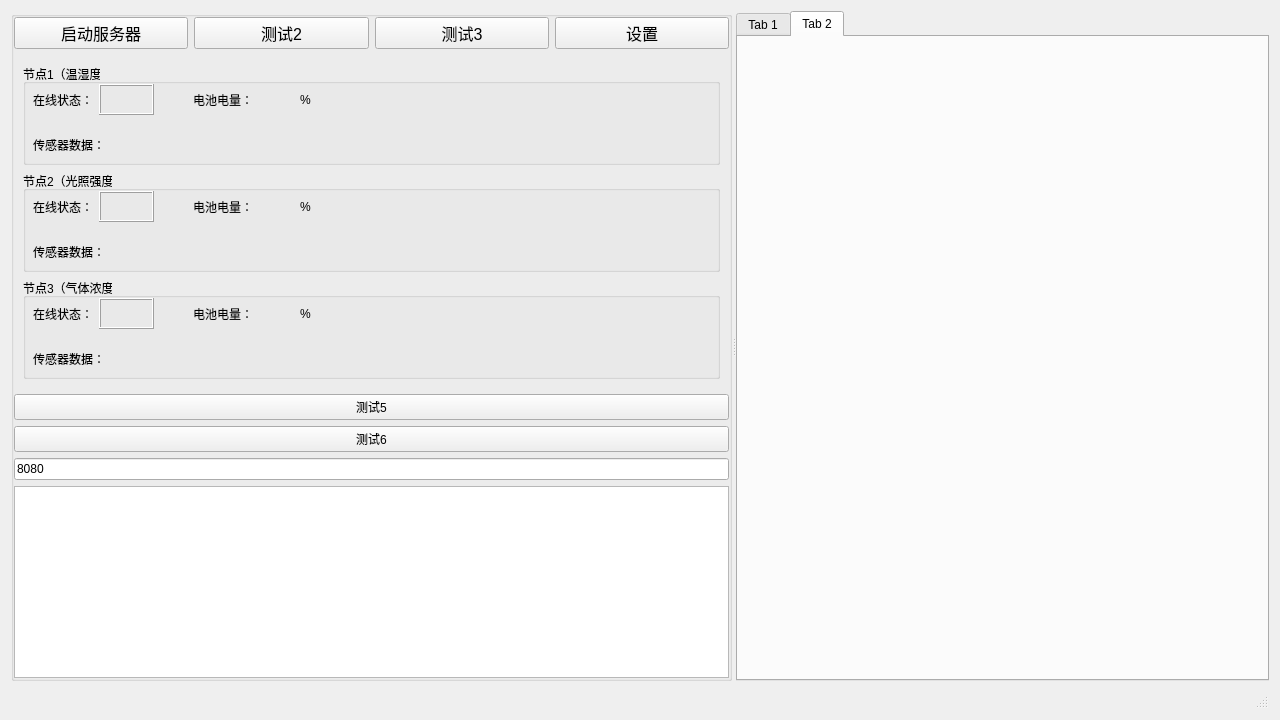
Above: mainform.ui from BedTang/LAProject before the change. Below: the same form after it.
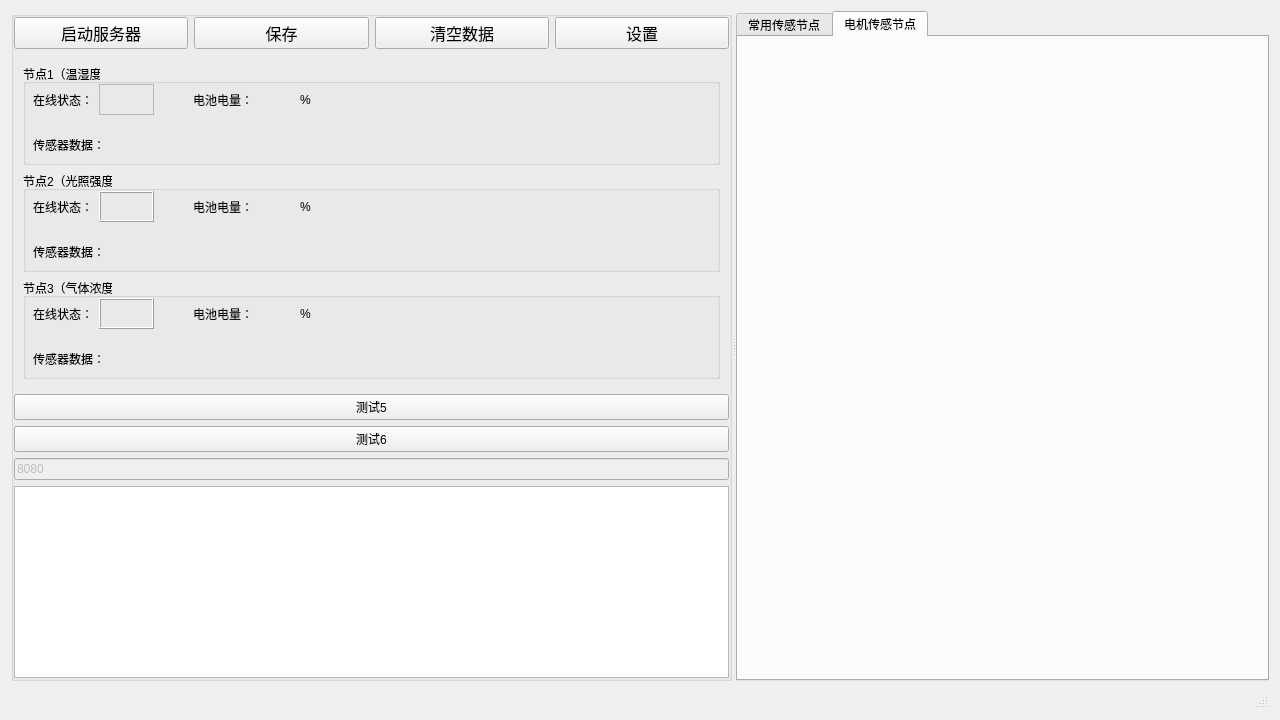
That is the form after the change. The open tabs and pages were chosen to show the change. Custom widgets are drawn as their Qt base class.

Diff of the .ui file:
```diff
--- a/mainform.ui
+++ b/mainform.ui
@@ -63,6 +63,9 @@
        </property>
        <item row="4" column="0">
         <widget class="QLineEdit" name="PortlineEdit2">
+         <property name="enabled">
+          <bool>false</bool>
+         </property>
          <property name="sizePolicy">
           <sizepolicy hsizetype="Minimum" vsizetype="Fixed">
            <horstretch>0</horstretch>
@@ -133,7 +136,7 @@
                  <bool>true</bool>
                 </property>
                 <property name="frameShape">
-                 <enum>QFrame::Box</enum>
+                 <enum>QFrame::StyledPanel</enum>
                 </property>
                 <property name="frameShadow">
                  <enum>QFrame::Raised</enum>
@@ -391,7 +394,7 @@
             </font>
            </property>
            <property name="text">
-            <string>测试3</string>
+            <string>清空数据</string>
            </property>
           </widget>
          </item>
@@ -427,7 +430,7 @@
             </font>
            </property>
            <property name="text">
-            <string>测试2</string>
+            <string>保存</string>
            </property>
           </widget>
          </item>
@@ -454,7 +457,7 @@
       </property>
       <widget class="QWidget" name="tab">
        <attribute name="title">
-        <string>Tab 1</string>
+        <string>常用传感节点</string>
        </attribute>
        <layout class="QGridLayout" name="gridLayout_4">
         <property name="leftMargin">
@@ -483,7 +486,7 @@
       </widget>
       <widget class="QWidget" name="tab_2">
        <attribute name="title">
-        <string>Tab 2</string>
+        <string>电机传感节点</string>
        </attribute>
       </widget>
      </widget>
```
Left out of the diff: 2 changed lines with no effect on the pictures.
